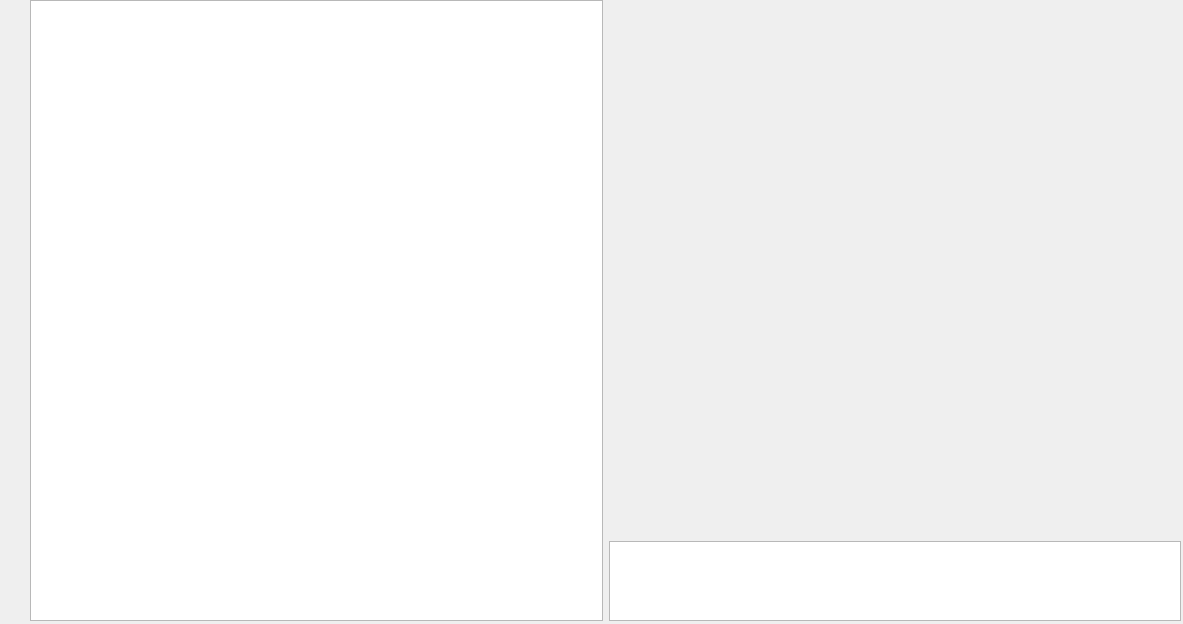
Above: backtest.ui from NickReardon/Stock-Backtesting before the change. Below: the same form after it.
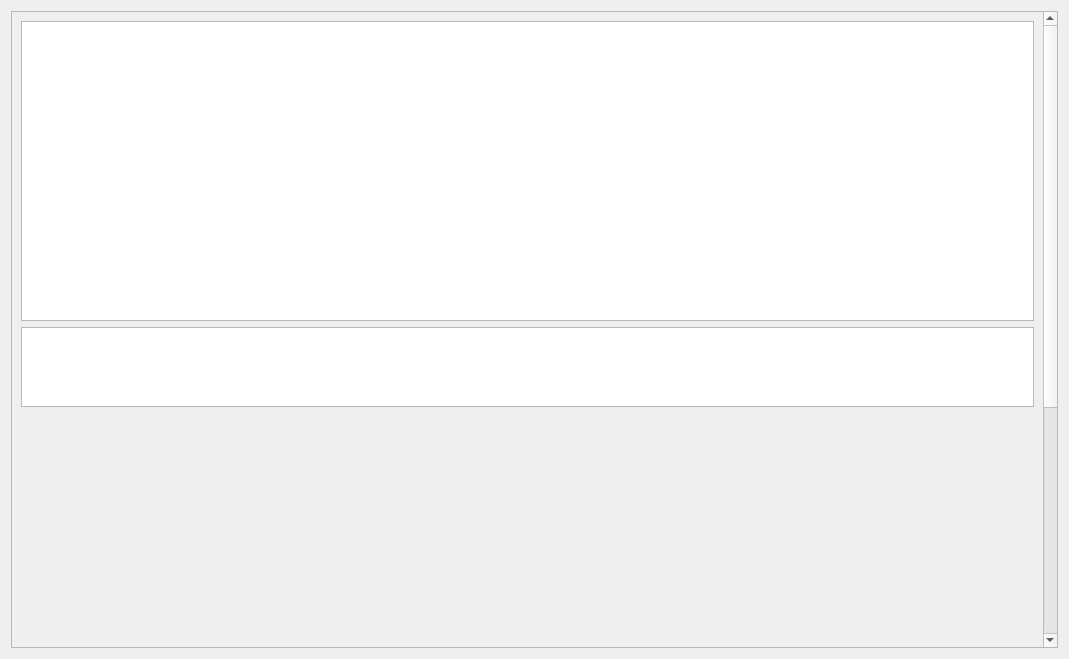
That is the form after the change.

Commit message: Refactored logic and strategies | Added BBands and MACD | Updated UI

The edit to the form file:
```diff
--- a/backtest.ui
+++ b/backtest.ui
@@ -6,8 +6,8 @@
    <rect>
     <x>0</x>
     <y>0</y>
-    <width>1183</width>
-    <height>624</height>
+    <width>1069</width>
+    <height>659</height>
    </rect>
   </property>
   <property name="sizePolicy">
@@ -19,17 +19,25 @@
   <property name="windowTitle">
    <string>Dialog</string>
   </property>
-  <widget class="QWidget" name="gridLayoutWidget">
+  <layout class="QGridLayout" name="gridLayout_2">
+   <item row="0" column="0">
+    <widget class="QScrollArea" name="scrollArea">
+     <property name="widgetResizable">
+      <bool>true</bool>
+     </property>
+     <widget class="QWidget" name="scrollAreaWidgetContents">
    <property name="geometry">
     <rect>
-     <x>30</x>
+        <x>0</x>
      <y>0</y>
-     <width>1151</width>
-     <height>621</height>
-    </rect>
-   </property>
-   <layout class="QGridLayout" name="gridLayout_3">
-    <item row="0" column="1">
+        <width>1035</width>
+        <height>1012</height>
+       </rect>
+      </property>
+      <layout class="QGridLayout" name="gridLayout_4">
+       <item row="0" column="0">
+        <layout class="QGridLayout" name="gridLayout_5">
+         <item row="2" column="0">
      <widget class="QWidget" name="backtestPlot" native="true">
       <property name="sizePolicy">
        <sizepolicy hsizetype="MinimumExpanding" vsizetype="MinimumExpanding">
@@ -39,39 +47,44 @@
       </property>
       <property name="minimumSize">
        <size>
-        <width>500</width>
-        <height>500</height>
+             <width>800</width>
+             <height>600</height>
        </size>
       </property>
      </widget>
     </item>
-    <item row="0" column="0" rowspan="4">
+         <item row="0" column="0">
      <widget class="QTableWidget" name="backtestTable">
       <property name="sizePolicy">
-       <sizepolicy hsizetype="MinimumExpanding" vsizetype="MinimumExpanding">
+            <sizepolicy hsizetype="Expanding" vsizetype="MinimumExpanding">
         <horstretch>0</horstretch>
         <verstretch>0</verstretch>
        </sizepolicy>
       </property>
-     </widget>
-    </item>
-    <item row="2" column="1">
-     <spacer name="verticalSpacer">
-      <property name="orientation">
-       <enum>Qt::Orientation::Vertical</enum>
-      </property>
-      <property name="sizeType">
-       <enum>QSizePolicy::Policy::Maximum</enum>
-      </property>
-      <property name="sizeHint" stdset="0">
-       <size>
-        <width>20</width>
-        <height>20</height>
-       </size>
-      </property>
-     </spacer>
-    </item>
-    <item row="3" column="1">
+           <property name="minimumSize">
+            <size>
+             <width>0</width>
+             <height>300</height>
+            </size>
+           </property>
+           <property name="maximumSize">
+            <size>
+             <width>16777215</width>
+             <height>500</height>
+            </size>
+           </property>
+           <property name="sizeAdjustPolicy">
+            <enum>QAbstractScrollArea::SizeAdjustPolicy::AdjustIgnored</enum>
+           </property>
+           <property name="editTriggers">
+            <set>QAbstractItemView::EditTrigger::NoEditTriggers</set>
+           </property>
+           <property name="alternatingRowColors">
+            <bool>true</bool>
+           </property>
+          </widget>
+         </item>
+         <item row="1" column="0">
      <widget class="QTableView" name="resultsTable">
       <property name="sizePolicy">
        <sizepolicy hsizetype="Minimum" vsizetype="Fixed">
@@ -82,25 +95,30 @@
       <property name="minimumSize">
        <size>
         <width>0</width>
-        <height>20</height>
-       </size>
-      </property>
-      <property name="maximumSize">
-       <size>
-        <width>577</width>
         <height>80</height>
        </size>
       </property>
       <property name="baseSize">
        <size>
         <width>200</width>
-        <height>40</height>
-       </size>
-      </property>
+             <height>80</height>
+            </size>
+           </property>
+           <property name="sizeAdjustPolicy">
+            <enum>QAbstractScrollArea::SizeAdjustPolicy::AdjustToContents</enum>
+           </property>
+           <property name="editTriggers">
+            <set>QAbstractItemView::EditTrigger::NoEditTriggers</set>
+           </property>
      </widget>
     </item>
    </layout>
-  </widget>
+       </item>
+      </layout>
+     </widget>
+    </widget>
+   </item>
+  </layout>
  </widget>
  <resources/>
  <connections/>
```
Lines whose indentation alone changed are shown as unchanged. The commit also changes 6 other files.
